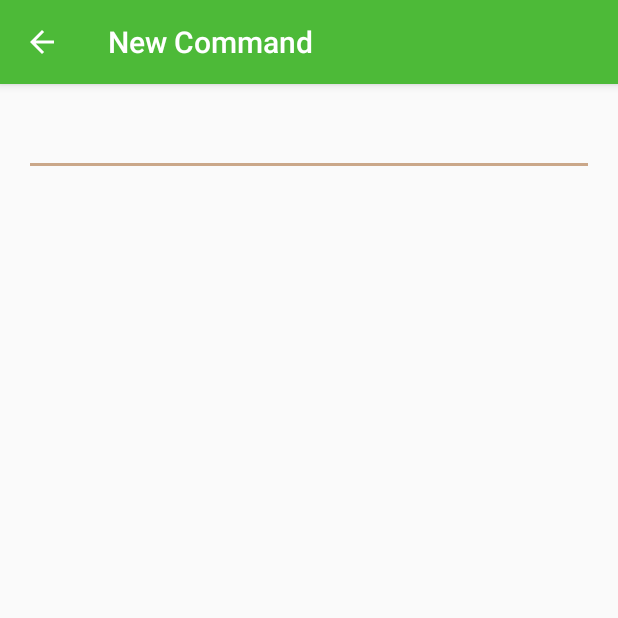
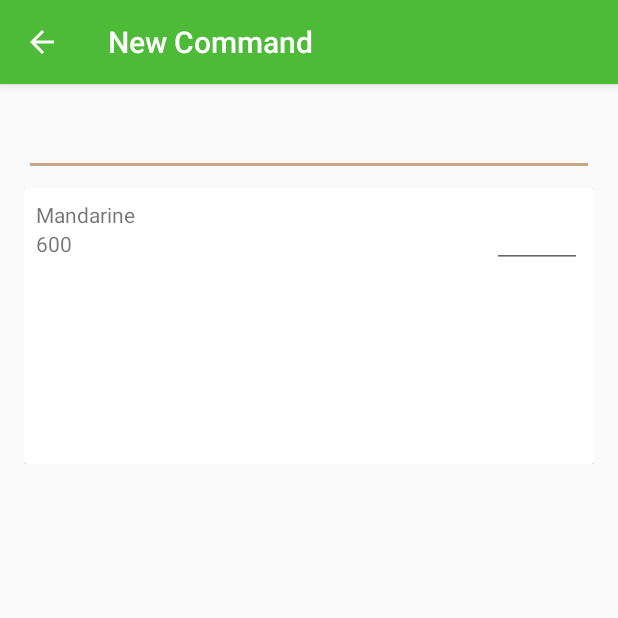
Before and after one commit to Coccoonx/snacks, an Android app: the CommandActivity screen opened directly, with no data from a screen before it, on a phone screen of 412 x 824 dp, the top half of it. Run offline under Robolectric (Android 15) with nearby library versions, the phone set to English and light mode, and no system bars.

Commit message:
working on RecyclerView for a new command

```diff
--- a/app/src/main/java/com/cactus/cactussnack/uis/CommandActivity.java
+++ b/app/src/main/java/com/cactus/cactussnack/uis/CommandActivity.java
@@ -5,22 +5,27 @@ import android.support.v7.app.AppCompatActivity;
 import android.support.v7.widget.LinearLayoutManager;
 import android.support.v7.widget.RecyclerView;
 import android.support.v7.widget.Toolbar;
+import android.util.Log;
 import android.view.View;
 import android.widget.AdapterView;
 import android.widget.ArrayAdapter;
 import android.widget.AutoCompleteTextView;
+import android.widget.Toast;
 import com.cactus.cactussnack.R;
 import com.cactus.cactussnack.uis.CommandComponent.CommandAdapter;
 
 import java.util.ArrayList;
+import java.util.TreeSet;
 
 public class CommandActivity extends AppCompatActivity {
 
+    private static final String TAG = "CommandActivity";
     ArrayAdapter<String> autoCompleteAdapter;
     private RecyclerView mRecyclerView;
     private CommandAdapter mCommandAdapter;
     private AutoCompleteTextView mFinder;
     private ArrayList selectedProducts;
+//    TreeSet selectedOnes;
 
     @Override
     protected void onCreate(Bundle savedInstanceState) {
@@ -31,6 +36,13 @@ public class CommandActivity extends AppCompatActivity {
         getSupportActionBar().setDisplayHomeAsUpEnabled(true);
 
         selectedProducts = new ArrayList();
+        selectedProducts.add("Citon");
+        selectedProducts.add("Carotte");
+        selectedProducts.add("Mandarine");
+//
+//        selectedOnes.add("Citron");
+//        selectedOnes.add("Camanberd");
+//        selectedOnes.add("Orange");
 
         // Get the recycler view
         mRecyclerView = (RecyclerView) findViewById(R.id.recycler);
@@ -57,9 +69,10 @@ public class CommandActivity extends AppCompatActivity {
                 Object item = parent.getItemAtPosition(position);
                 if (item instanceof String) {
                     selectedProducts.add(item);
-                    mCommandAdapter = new CommandAdapter(CommandActivity.this, selectedProducts);
-                    mRecyclerView.setAdapter(mCommandAdapter);
-//                    mCommandAdapter.notifyDataSetChanged();
+                    Log.d(TAG, "Element added "+ selectedProducts.size());
+                    mCommandAdapter.notifyItemInserted(selectedProducts.size()-1);
+                    Toast.makeText(CommandActivity.this, item + " added", Toast.LENGTH_SHORT).show();
+                    mFinder.setText("");
                 }
             }
         });
--- a/app/src/main/java/com/cactus/cactussnack/uis/CommandComponent/CommandAdapter.java
+++ b/app/src/main/java/com/cactus/cactussnack/uis/CommandComponent/CommandAdapter.java
@@ -2,13 +2,18 @@ package com.cactus.cactussnack.uis.CommandComponent;
 
 import android.content.Context;
 import android.support.v7.widget.RecyclerView;
+import android.text.Editable;
+import android.text.TextWatcher;
+import android.util.Log;
 import android.view.LayoutInflater;
 import android.view.View;
 import android.view.ViewGroup;
 import com.cactus.cactussnack.R;
-import lombok.Data;
 
+import java.util.Collections;
 import java.util.List;
+
+import static android.content.ContentValues.TAG;
 
 
 public class CommandAdapter extends RecyclerView.Adapter<CommandViewHolder> {
@@ -19,7 +24,10 @@ public class CommandAdapter extends RecyclerView.Adapter<CommandViewHolder> {
 
     public CommandAdapter(Context context, List selectedItems) {
         mContext = context;
+        Collections.reverse(selectedItems);
         items = selectedItems;
+        Log.d(TAG, "In CommandAdapter " + items.size());
+
     }
 
     private List intitData(List selectedItems) {
@@ -30,19 +38,51 @@ public class CommandAdapter extends RecyclerView.Adapter<CommandViewHolder> {
     public CommandViewHolder onCreateViewHolder(ViewGroup viewGroup, int i) {
         View v = LayoutInflater.from(viewGroup.getContext()).inflate(R.layout.cardview_command_row, viewGroup, false);
         CommandViewHolder pvh = new CommandViewHolder(mContext, v);
+        Log.d("Adapter", "CommandViewHolder " + pvh);
+
         return pvh;
     }
+
 
     @Override
     public long getItemId(int position) {
         return super.getItemId(position);
     }
 
+
     @Override
-    public void onBindViewHolder(CommandViewHolder cardTitle, final int i) {
+    public void onBindViewHolder(final CommandViewHolder cardTitle, final int i) {
         // Setting font
 //        UIUtils.setFont(UIUtils.Font.LIGHT, cardTitle.editInfo);
-        cardTitle.productLabel.setText(""+items.get(i));
+        cardTitle.productLabel.setText("" + items.get(i));
+        Log.d("Adapter", "Item " + items.get(i));
+
+        cardTitle.quantity.addTextChangedListener(new TextWatcher() {
+            @Override
+            public void beforeTextChanged(CharSequence charSequence, int i, int i1, int i2) {
+
+            }
+
+            @Override
+            public void onTextChanged(CharSequence charSequence, int i, int i1, int i2) {
+
+            }
+
+            @Override
+            public void afterTextChanged(Editable editable) {
+                if (!editable.toString().equals("")) {
+                    int qty = Integer.parseInt(editable.toString());
+                    double result = qty * Double.parseDouble(cardTitle.productUnitPrice.getText().toString());
+                    cardTitle.productQtyFactor.setText("x " + qty + " =");
+                    cardTitle.productPrice.setText("" + result);
+                    cardTitle.productQtyFactor.setVisibility(View.VISIBLE);
+                    cardTitle.productPrice.setVisibility(View.VISIBLE);
+                }else {
+                    cardTitle.productQtyFactor.setVisibility(View.INVISIBLE);
+                    cardTitle.productPrice.setVisibility(View.INVISIBLE);
+                }
+            }
+        });
 
     }
 
@@ -54,12 +94,12 @@ public class CommandAdapter extends RecyclerView.Adapter<CommandViewHolder> {
             return 0;
     }
 
-    private List initData(List list){
-        return  null;
+    private List initData(List list) {
+        return null;
     }
 
 
-//    @Data
+    //    @Data
     class ProductDetail {
         String code;
         String unitPrice;
--- a/app/src/main/java/com/cactus/cactussnack/uis/CommandComponent/CommandViewHolder.java
+++ b/app/src/main/java/com/cactus/cactussnack/uis/CommandComponent/CommandViewHolder.java
@@ -12,6 +12,8 @@ public class CommandViewHolder extends RecyclerView.ViewHolder {
     public EditText quantity;
     public TextView productLabel;
     public TextView productUnitPrice;
+    public TextView productQtyFactor;
+    public TextView productPrice;
 
     public CommandViewHolder(final Context context, View itemView) {
         super(itemView);
@@ -19,5 +21,7 @@ public class CommandViewHolder extends RecyclerView.ViewHolder {
         quantity = (EditText) itemView.findViewById(R.id.product_quantity);
         productLabel = (TextView) itemView.findViewById(R.id.product_label);
         productUnitPrice = (TextView) itemView.findViewById(R.id.product_unit_price);
+        productQtyFactor = (TextView) itemView.findViewById(R.id.product_qty_factor);
+        productPrice = (TextView) itemView.findViewById(R.id.product_price);
     }
 }
--- a/app/src/main/res/layout/cardview_command_row.xml
+++ b/app/src/main/res/layout/cardview_command_row.xml
@@ -14,17 +14,42 @@
                 android:id="@+id/product_label"
         />
 
+        <LinearLayout android:layout_width="wrap_content"
+                      android:layout_below="@+id/product_label"
+                      android:layout_height="wrap_content">
+
             <TextView
                     android:layout_width="wrap_content"
                     android:layout_height="wrap_content"
-                android:layout_below="@+id/product_label"
                     android:text="600"
                     android:id="@+id/product_unit_price"
             />
+
+            <TextView
+                    android:layout_width="wrap_content"
+                    android:layout_height="wrap_content"
+                    android:visibility="invisible"
+                    android:layout_marginLeft="@dimen/margin_small_extra"
+                    android:text="x 10 ="
+                    android:id="@+id/product_qty_factor"
+            />
+
+            <TextView
+                    android:layout_width="wrap_content"
+                    android:layout_height="wrap_content"
+                    android:visibility="invisible"
+                    android:layout_marginLeft="@dimen/margin_small"
+                    android:text="6000"
+                    android:textStyle="bold"
+                    android:id="@+id/product_price"
+            />
+        </LinearLayout>
+
         <EditText
                 android:layout_width="60dp"
                 android:layout_height="wrap_content"
                 android:id="@+id/product_quantity"
+                android:inputType="number"
                 android:layout_alignParentTop="true"
                 android:layout_alignParentRight="true"
                 android:layout_alignParentEnd="true"/>
--- a/app/src/main/res/layout/content_command.xml
+++ b/app/src/main/res/layout/content_command.xml
@@ -13,14 +13,15 @@
         tools:showIn="@layout/activity_command"
         tools:context="com.cactus.cactussnack.uis.CommandActivity">
 
-    <LinearLayout
+    <RelativeLayout
             android:layout_width="match_parent"
             android:layout_height="match_parent"
             android:orientation="vertical">
 
         <LinearLayout
+                android:id="@+id/autocomplete"
                 android:layout_width="match_parent"
-                android:layout_height="match_parent">
+                android:layout_height="wrap_content">
 
             <AutoCompleteTextView
                     android:id="@+id/command_requester"
@@ -31,11 +32,13 @@
         </LinearLayout>
 
         <android.support.v7.widget.RecyclerView
+                android:layout_marginTop="@dimen/margin_small"
                 android:id="@+id/recycler"
+                android:layout_below="@+id/autocomplete"
                 android:layout_width="match_parent"
                 android:layout_height="wrap_content"
                 android:layout_gravity="center_horizontal|top"/>
 
-    </LinearLayout>
+    </RelativeLayout>
 
 </RelativeLayout>
```
Lines whose indentation alone changed are shown as unchanged.
